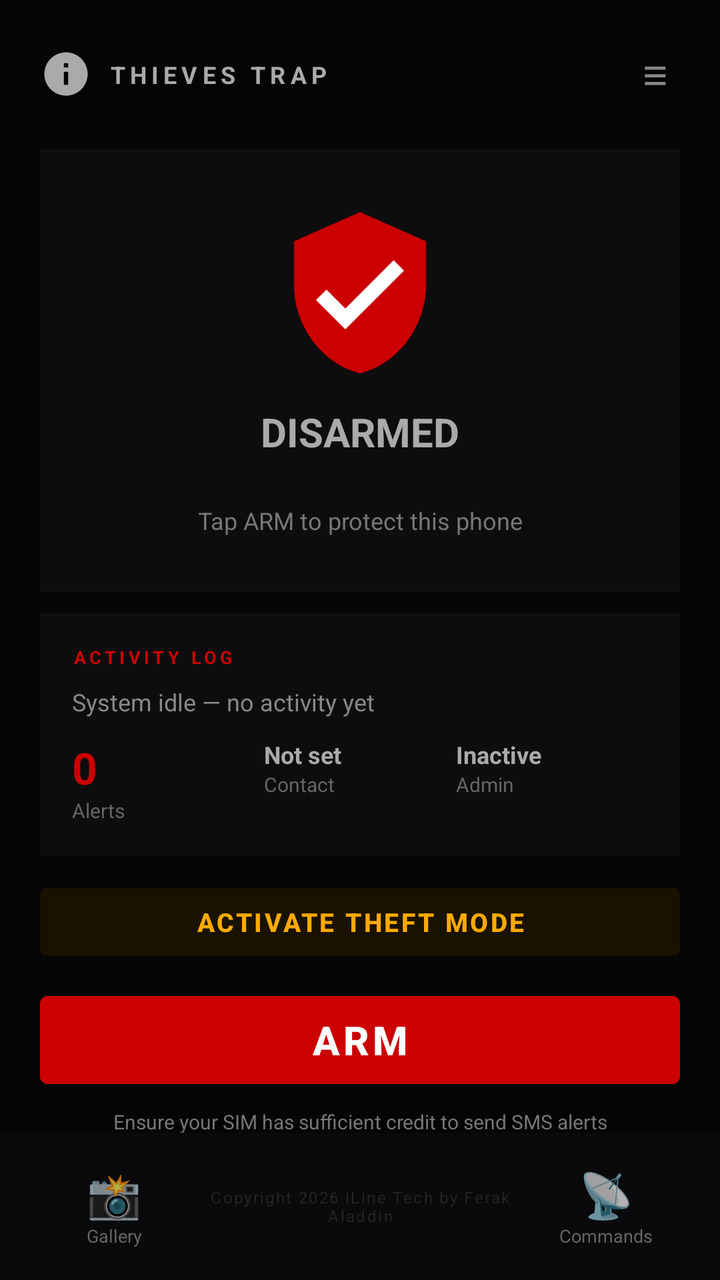
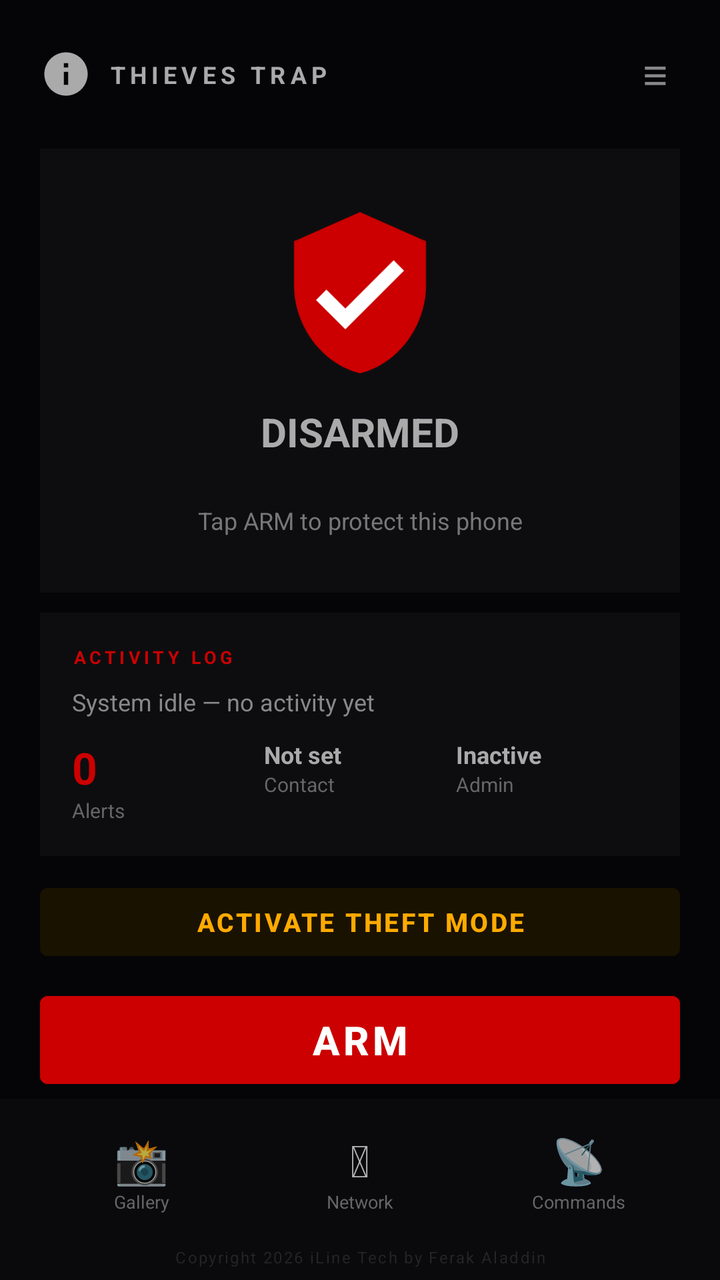

Screens rendered from an Android XML layout before and after an edit, with the pre-edit source and the edit as a unified diff.
<!-- AndroidManifest.xml: application theme Theme.ThievesTrap -->
<!-- res/layout/activity_main.xml -->
<?xml version="1.0" encoding="utf-8"?>
<androidx.drawerlayout.widget.DrawerLayout
    xmlns:android="http://schemas.android.com/apk/res/android"
    android:id="@+id/drawer_layout"
    android:layout_width="match_parent" android:layout_height="match_parent">

<LinearLayout android:layout_width="match_parent" android:layout_height="match_parent"
    android:orientation="vertical" android:background="#050508">

    <ScrollView android:layout_width="match_parent" android:layout_height="0dp"
        android:layout_weight="1" android:scrollbars="none">
        <LinearLayout android:layout_width="match_parent" android:layout_height="wrap_content"
            android:orientation="vertical" android:gravity="center_horizontal"
            android:paddingStart="20dp" android:paddingEnd="20dp"
            android:paddingTop="16dp" android:paddingBottom="8dp">

            
            <LinearLayout android:layout_width="match_parent" android:layout_height="wrap_content"
                android:orientation="horizontal" android:gravity="center_vertical"
                android:layout_marginBottom="16dp">
                <android.widget.ImageView android:id="@+id/btn_about"
                    android:layout_width="26dp" android:layout_height="26dp"
                    android:src="@drawable/ic_info" android:layout_marginEnd="8dp"
                    android:clickable="true"
                    android:foreground="?attr/selectableItemBackgroundBorderless"
                    android:contentDescription="About"/>
                <TextView android:text="THIEVES TRAP" android:layout_width="0dp"
                    android:layout_height="wrap_content" android:layout_weight="1"
                    android:textSize="12sp" android:textStyle="bold"
                    android:textColor="#AAAAAA" android:letterSpacing="0.2"/>
                <TextView android:id="@+id/tv_uptime" android:layout_width="wrap_content"
                    android:layout_height="wrap_content" android:text=""
                    android:textSize="11sp" android:textColor="#666666"
                    android:layout_marginEnd="8dp"/>
                <TextView android:id="@+id/btn_menu"
                    android:layout_width="wrap_content" android:layout_height="wrap_content"
                    android:text="&#8801;" android:textSize="22sp" android:textColor="#888888"
                    android:padding="6dp" android:clickable="true"
                    android:foreground="?attr/selectableItemBackgroundBorderless"/>
            </LinearLayout>

            
            <LinearLayout android:layout_width="match_parent" android:layout_height="wrap_content"
                android:orientation="vertical" android:gravity="center"
                android:background="#0D0D10" android:padding="28dp"
                android:layout_marginBottom="10dp">
                <ImageView android:id="@+id/iv_shield_main"
                    android:layout_width="88dp" android:layout_height="88dp"
                    android:src="@drawable/ic_shield" android:layout_marginBottom="12dp"/>
                <TextView android:id="@+id/tv_status" android:layout_width="wrap_content"
                    android:layout_height="wrap_content" android:text="@string/status_disarmed"
                    android:textSize="20sp" android:textStyle="bold" android:textColor="#AAAAAA"
                    android:layout_marginBottom="2dp"/>
                <TextView android:id="@+id/tv_sub_status"
                    android:layout_width="wrap_content" android:layout_height="wrap_content"
                    android:text="" android:textSize="11sp" android:textColor="#FF8C00"
                    android:letterSpacing="0.05" android:layout_marginBottom="6dp"/>
                <TextView android:id="@+id/tv_mode_desc" android:layout_width="match_parent"
                    android:layout_height="wrap_content" android:text="@string/tap_to_arm"
                    android:textSize="12sp" android:textColor="#777777" android:gravity="center"/>
            </LinearLayout>

            
            <LinearLayout android:layout_width="match_parent" android:layout_height="wrap_content"
                android:orientation="vertical" android:background="#0D0D10"
                android:padding="16dp" android:layout_marginBottom="10dp">
                <TextView android:text="@string/activity_log" android:layout_width="wrap_content"
                    android:layout_height="wrap_content" android:textSize="9sp"
                    android:textColor="#CC0000" android:textStyle="bold"
                    android:letterSpacing="0.2" android:layout_marginBottom="8dp"/>
                <TextView android:id="@+id/tv_activity_log" android:layout_width="match_parent"
                    android:layout_height="wrap_content" android:text="@string/system_idle"
                    android:textSize="12sp" android:textColor="#888888"
                    android:layout_marginBottom="10dp"/>
                <LinearLayout android:layout_width="match_parent" android:layout_height="wrap_content"
                    android:orientation="horizontal">
                    <LinearLayout android:layout_width="0dp" android:layout_height="wrap_content"
                        android:layout_weight="1" android:orientation="vertical">
                        <TextView android:id="@+id/tv_alert_count" android:layout_width="wrap_content"
                            android:layout_height="wrap_content" android:text="0"
                            android:textSize="22sp" android:textColor="#CC0000" android:textStyle="bold"/>
                        <TextView android:text="@string/stat_alerts" android:layout_width="wrap_content"
                            android:layout_height="wrap_content" android:textSize="10sp"
                            android:textColor="#666666"/>
                    </LinearLayout>
                    <LinearLayout android:layout_width="0dp" android:layout_height="wrap_content"
                        android:layout_weight="1" android:orientation="vertical">
                        <TextView android:id="@+id/tv_contact_log" android:layout_width="wrap_content"
                            android:layout_height="wrap_content" android:text="@string/not_set"
                            android:textSize="12sp" android:textColor="#AAAAAA" android:textStyle="bold"
                            android:maxLines="1" android:ellipsize="end"/>
                        <TextView android:text="@string/stat_contact" android:layout_width="wrap_content"
                            android:layout_height="wrap_content" android:textSize="10sp"
                            android:textColor="#666666"/>
                    </LinearLayout>
                    <LinearLayout android:layout_width="0dp" android:layout_height="wrap_content"
                        android:layout_weight="1" android:orientation="vertical">
                        <TextView android:id="@+id/tv_admin_log" android:layout_width="wrap_content"
                            android:layout_height="wrap_content" android:text="@string/stat_inactive"
                            android:textSize="12sp" android:textColor="#AAAAAA" android:textStyle="bold"/>
                        <TextView android:text="@string/stat_admin" android:layout_width="wrap_content"
                            android:layout_height="wrap_content" android:textSize="10sp"
                            android:textColor="#666666"/>
                    </LinearLayout>
                </LinearLayout>
            </LinearLayout>

            
            <Button android:id="@+id/btn_theft_mode" android:layout_width="match_parent"
                android:layout_height="46dp" android:text="@string/activate_theft"
                android:textSize="13sp" android:textStyle="bold"
                android:backgroundTint="#1A1200" android:textColor="#FFAA00"
                android:layout_marginBottom="8dp"/>

            
            <Button android:id="@+id/btn_arm" android:layout_width="match_parent"
                android:layout_height="56dp" android:text="@string/arm"
                android:textSize="20sp" android:textStyle="bold"
                android:backgroundTint="#CC0000" android:textColor="#FFFFFF"
                android:layout_marginBottom="6dp"/>

            <TextView android:layout_width="match_parent" android:layout_height="wrap_content"
                android:text="@string/sms_credit_warning"
                android:textSize="10sp" android:textColor="#777777"
                android:gravity="center" android:layout_marginBottom="12dp"/>

            
            <Button android:id="@+id/btn_premium" android:layout_width="match_parent"
                android:layout_height="50dp" android:text="@string/unlock_full"
                android:textSize="14sp" android:textStyle="bold"
                android:backgroundTint="#1A1300" android:textColor="#FFD700"
                android:layout_marginBottom="4dp"/>

        </LinearLayout>
    </ScrollView>

    
    <LinearLayout android:layout_width="match_parent" android:layout_height="wrap_content"
        android:orientation="horizontal" android:gravity="center_vertical"
        android:background="#0A0A0D" android:paddingStart="16dp" android:paddingEnd="16dp"
        android:paddingTop="10dp" android:paddingBottom="10dp">

        <LinearLayout android:id="@+id/btn_selfies"
            android:layout_width="0dp" android:layout_height="wrap_content"
            android:layout_weight="1" android:orientation="vertical" android:gravity="center"
            android:clickable="true" android:foreground="?attr/selectableItemBackground"
            android:padding="6dp">
            <TextView android:text="📸" android:layout_width="wrap_content"
                android:layout_height="wrap_content" android:textSize="22sp" android:gravity="center"/>
            <TextView android:text="@string/gallery" android:layout_width="wrap_content"
                android:layout_height="wrap_content" android:textSize="9sp"
                android:textColor="#666666" android:gravity="center"/>
        </LinearLayout>

        <TextView android:layout_width="0dp" android:layout_height="wrap_content"
            android:layout_weight="2" android:gravity="center"
            android:text="@string/copyright_text" android:textSize="8sp"
            android:textColor="#252525" android:letterSpacing="0.1"/>

        <LinearLayout android:id="@+id/btn_remote_guide_icon"
            android:layout_width="0dp" android:layout_height="wrap_content"
            android:layout_weight="1" android:orientation="vertical" android:gravity="center"
            android:clickable="true" android:foreground="?attr/selectableItemBackground"
            android:padding="6dp">
            <TextView android:text="📡" android:layout_width="wrap_content"
                android:layout_height="wrap_content" android:textSize="22sp" android:gravity="center"/>
            <TextView android:text="@string/commands" android:layout_width="wrap_content"
                android:layout_height="wrap_content" android:textSize="9sp"
                android:textColor="#666666" android:gravity="center"/>
        </LinearLayout>

    </LinearLayout>

</LinearLayout>


<LinearLayout
    android:id="@+id/nav_drawer"
    android:layout_width="280dp"
    android:layout_height="match_parent"
    android:layout_gravity="end"
    android:orientation="vertical"
    android:background="#0A0A0D"
    android:paddingTop="48dp">

    <TextView android:text="THIEVES TRAP"
        android:layout_width="match_parent" android:layout_height="wrap_content"
        android:textSize="13sp" android:textStyle="bold" android:textColor="#AAAAAA"
        android:letterSpacing="0.2" android:paddingStart="24dp" android:paddingBottom="6dp"/>
    <TextView android:text="@string/copyright_text"
        android:layout_width="match_parent" android:layout_height="wrap_content"
        android:textSize="9sp" android:textColor="#333333"
        android:paddingStart="24dp" android:paddingBottom="20dp"/>

    <View android:layout_width="match_parent" android:layout_height="1dp"
        android:background="#1A1A1A" android:layout_marginBottom="8dp"/>

    
    <LinearLayout android:id="@+id/nav_settings"
        android:layout_width="match_parent" android:layout_height="52dp"
        android:orientation="horizontal" android:gravity="center_vertical"
        android:paddingStart="24dp" android:paddingEnd="16dp"
        android:clickable="true" android:foreground="?attr/selectableItemBackground">
        <TextView android:text="&#9881;" android:layout_width="32dp"
            android:layout_height="wrap_content" android:textSize="18sp" android:textColor="#AAAAAA"/>
        <TextView android:text="@string/nav_settings" android:layout_width="0dp"
            android:layout_height="wrap_content" android:layout_weight="1"
            android:textSize="14sp" android:textColor="#DDDDDD"/>
    </LinearLayout>

    <LinearLayout android:id="@+id/nav_premium"
        android:layout_width="match_parent" android:layout_height="52dp"
        android:orientation="horizontal" android:gravity="center_vertical"
        android:paddingStart="24dp" android:paddingEnd="16dp"
        android:clickable="true" android:foreground="?attr/selectableItemBackground">
        <TextView android:text="&#128081;" android:layout_width="32dp"
            android:layout_height="wrap_content" android:textSize="18sp"/>
        <TextView android:text="@string/nav_premium" android:layout_width="0dp"
            android:layout_height="wrap_content" android:layout_weight="1"
            android:textSize="14sp" android:textColor="#FFD700"/>
    </LinearLayout>

    
    <View android:layout_width="match_parent" android:layout_height="1dp"
        android:background="#1A1A1A" android:layout_marginTop="8dp" android:layout_marginBottom="4dp"/>
    <TextView android:text="@string/security_app"
        android:layout_width="match_parent" android:layout_height="wrap_content"
        android:textSize="9sp" android:textColor="#CC0000" android:textStyle="bold"
        android:letterSpacing="0.2" android:paddingStart="24dp" android:paddingBottom="4dp"/>

    <LinearLayout android:id="@+id/nav_fingerprint"
        android:layout_width="match_parent" android:layout_height="52dp"
        android:orientation="horizontal" android:gravity="center_vertical"
        android:paddingStart="24dp" android:paddingEnd="16dp"
        android:clickable="true" android:foreground="?attr/selectableItemBackground">
        <TextView android:text="&#128274;" android:layout_width="32dp"
            android:layout_height="wrap_content" android:textSize="16sp" android:textColor="#AAAAAA"/>
        <TextView android:text="@string/fingerprint_unlock" android:layout_width="0dp"
            android:layout_height="wrap_content" android:layout_weight="1"
            android:textSize="14sp" android:textColor="#DDDDDD"/>
        <Switch android:id="@+id/sw_biometric_drawer"
            android:layout_width="wrap_content" android:layout_height="wrap_content"/>
    </LinearLayout>

    <LinearLayout android:id="@+id/nav_change_pin"
        android:layout_width="match_parent" android:layout_height="52dp"
        android:orientation="horizontal" android:gravity="center_vertical"
        android:paddingStart="24dp" android:paddingEnd="16dp"
        android:clickable="true" android:foreground="?attr/selectableItemBackground">
        <TextView android:text="&#128273;" android:layout_width="32dp"
            android:layout_height="wrap_content" android:textSize="16sp" android:textColor="#AAAAAA"/>
        <TextView android:text="@string/change_pin_nav" android:layout_width="0dp"
            android:layout_height="wrap_content" android:layout_weight="1"
            android:textSize="14sp" android:textColor="#DDDDDD"/>
    </LinearLayout>

    <View android:layout_width="match_parent" android:layout_height="1dp"
        android:background="#1A1A1A" android:layout_marginTop="4dp" android:layout_marginBottom="4dp"/>

    
    <TextView android:text="PERSONAL SAFETY"
        android:layout_width="match_parent" android:layout_height="wrap_content"
        android:textSize="9sp" android:textColor="#CC0000" android:textStyle="bold"
        android:paddingStart="24dp" android:paddingEnd="16dp"
        android:paddingTop="10dp" android:paddingBottom="6dp"/>

    
    <LinearLayout android:layout_width="match_parent" android:layout_height="wrap_content"
        android:orientation="horizontal" android:gravity="center_vertical"
        android:paddingStart="24dp" android:paddingEnd="16dp"
        android:paddingTop="4dp" android:paddingBottom="4dp">
        <LinearLayout android:layout_width="0dp" android:layout_height="wrap_content"
            android:layout_weight="1" android:orientation="vertical">
            <LinearLayout android:layout_width="wrap_content" android:layout_height="wrap_content"
                android:orientation="horizontal" android:gravity="center_vertical">
                <TextView android:text="Survival Timer"
                    android:layout_width="wrap_content" android:layout_height="wrap_content"
                    android:textSize="13sp" android:textColor="#FFFFFF" android:textStyle="bold"/>
                <TextView android:id="@+id/nav_survival_info" android:text=" &#8505;&#65039;"
                    android:layout_width="wrap_content" android:layout_height="wrap_content"
                    android:textSize="14sp" android:paddingStart="6dp" android:clickable="true"
                    android:foreground="?attr/selectableItemBackgroundBorderless"/>
            </LinearLayout>
            <TextView android:id="@+id/tv_survival_status" android:text="Off"
                android:layout_width="wrap_content" android:layout_height="wrap_content"
                android:textSize="10sp" android:textColor="#555555"/>
        </LinearLayout>
        <Switch android:id="@+id/sw_survival_timer"
            android:layout_width="wrap_content" android:layout_height="wrap_content"/>
    </LinearLayout>

    
    <LinearLayout android:id="@+id/survival_options_panel"
        android:layout_width="match_parent" android:layout_height="wrap_content"
        android:orientation="vertical" android:visibility="gone">

        <LinearLayout android:id="@+id/nav_survival_duration"
            android:layout_width="match_parent" android:layout_height="44dp"
            android:orientation="horizontal" android:gravity="center_vertical"
            android:paddingStart="32dp" android:paddingEnd="16dp"
            android:clickable="true" android:foreground="?attr/selectableItemBackground">
            <TextView android:text="&#9203; Set Duration"
                android:layout_width="0dp" android:layout_height="wrap_content"
                android:layout_weight="1" android:textSize="12sp" android:textColor="#AAAAAA"/>
        </LinearLayout>

        <LinearLayout android:id="@+id/nav_survival_recipient"
            android:layout_width="match_parent" android:layout_height="44dp"
            android:orientation="horizontal" android:gravity="center_vertical"
            android:paddingStart="32dp" android:paddingEnd="16dp"
            android:clickable="true" android:foreground="?attr/selectableItemBackground">
            <TextView android:text="&#128222; Emergency Recipient"
                android:layout_width="0dp" android:layout_height="wrap_content"
                android:layout_weight="1" android:textSize="12sp" android:textColor="#AAAAAA"/>
        </LinearLayout>

    </LinearLayout>

    
    <View android:layout_width="match_parent" android:layout_height="1dp"
        android:background="#1A1A1A" android:layout_marginTop="6dp" android:layout_marginBottom="6dp"/>

    
    <LinearLayout android:layout_width="match_parent" android:layout_height="wrap_content"
        android:orientation="horizontal" android:gravity="center_vertical"
        android:paddingStart="24dp" android:paddingEnd="16dp"
        android:paddingTop="6dp" android:paddingBottom="2dp">
        <LinearLayout android:layout_width="0dp" android:layout_height="wrap_content"
            android:layout_weight="1" android:orientation="vertical">

            
            <LinearLayout android:layout_width="wrap_content" android:layout_height="wrap_content"
                android:orientation="horizontal" android:gravity="center_vertical">
                <TextView android:text="&#128368;"
                    android:layout_width="wrap_content" android:layout_height="wrap_content"
                    android:textSize="14sp" android:layout_marginEnd="6dp"/>
                <TextView android:text="Watch Tether"
                    android:layout_width="wrap_content" android:layout_height="wrap_content"
                    android:textSize="13sp" android:textColor="#FFFFFF" android:textStyle="bold"/>
                
                <TextView android:id="@+id/nav_watch_tether_info"
                    android:layout_width="wrap_content" android:layout_height="wrap_content"
                    android:text=" &#8505;&#65039;"
                    android:textSize="14sp" android:paddingStart="6dp"
                    android:clickable="true"
                    android:foreground="?attr/selectableItemBackgroundBorderless"
                    android:contentDescription="Watch Tether Info"/>
            </LinearLayout>

            <TextView android:id="@+id/tv_watch_tether_status"
                android:layout_width="wrap_content" android:layout_height="wrap_content"
                android:text="Off — Bluetooth monitoring inactive"
                android:textSize="10sp" android:textColor="#444444" android:layout_marginTop="2dp"/>
        </LinearLayout>
        
        <Switch android:id="@+id/sw_watch_tether"
            android:layout_width="wrap_content" android:layout_height="wrap_content"/>
    </LinearLayout>

    
    <TextView android:id="@+id/tv_watch_tether_hint"
        android:layout_width="match_parent" android:layout_height="wrap_content"
        android:text="Pair watch via Bluetooth. If disconnected: phone locks + 5-min SMS countdown."
        android:textSize="9sp" android:textColor="#333333"
        android:paddingStart="24dp" android:paddingEnd="16dp"
        android:paddingBottom="8dp" android:lineSpacingMultiplier="1.3"/>

    
    <View android:layout_width="match_parent" android:layout_height="1dp"
        android:background="#1A1A1A" android:layout_marginTop="6dp" android:layout_marginBottom="6dp"/>

    <LinearLayout android:id="@+id/nav_check_update"
        android:layout_width="match_parent" android:layout_height="52dp"
        android:orientation="horizontal" android:gravity="center_vertical"
        android:paddingStart="24dp" android:paddingEnd="16dp"
        android:clickable="true" android:foreground="?attr/selectableItemBackground">
        <TextView android:text="&#128260;"
            android:layout_width="32dp" android:layout_height="wrap_content"
            android:textSize="18sp" android:layout_marginEnd="2dp"/>
        <TextView android:text="Check for Update"
            android:layout_width="0dp" android:layout_height="wrap_content"
            android:layout_weight="1"
            android:textSize="14sp" android:textStyle="bold"
            android:textColor="#FF1A1A"/>
    </LinearLayout>

    <View android:layout_width="match_parent" android:layout_height="1dp"
        android:background="#1A1A1A" android:layout_marginTop="4dp" android:layout_marginBottom="4dp"/>

    
    <View android:layout_width="match_parent" android:layout_height="0dp"
        android:layout_weight="1"/>

    
    <LinearLayout android:id="@+id/nav_language"
        android:layout_width="match_parent" android:layout_height="48dp"
        android:orientation="horizontal" android:gravity="center_vertical"
        android:paddingStart="24dp" android:paddingEnd="24dp" android:paddingBottom="4dp"
        android:clickable="true" android:foreground="?attr/selectableItemBackground">
        <TextView android:text="&#127760;"
            android:layout_width="wrap_content" android:layout_height="wrap_content"
            android:textSize="20sp" android:textColor="#444444" android:layout_marginEnd="10dp"/>
        <TextView android:text="@string/language_nav"
            android:layout_width="0dp" android:layout_height="wrap_content" android:layout_weight="1"
            android:textSize="12sp" android:textColor="#444444"/>
    </LinearLayout>

</LinearLayout>

</androidx.drawerlayout.widget.DrawerLayout>
<!-- resources referenced by this layout -->
<resources>
  <!-- drawable ic_info (drawable) -->
  <?xml version="1.0" encoding="utf-8"?>
  <vector xmlns:android="http://schemas.android.com/apk/res/android"
      android:width="24dp" android:height="24dp"
      android:viewportWidth="24" android:viewportHeight="24">
      <path android:fillColor="#AAAAAA"
          android:pathData="M12,2C6.48,2 2,6.48 2,12s4.48,10 10,10 10,-4.48 10,-10S17.52,2 12,2z
          M13,17h-2v-6h2v6z M13,9h-2V7h2v2z"/>
  </vector>
  <!-- drawable ic_shield (drawable) -->
  <?xml version="1.0" encoding="utf-8"?>
  <vector xmlns:android="http://schemas.android.com/apk/res/android"
      android:width="80dp" android:height="80dp"
      android:viewportWidth="24" android:viewportHeight="24">
      <path android:fillColor="#CC0000"
          android:pathData="M12,1L3,5v6c0,5.55 3.84,10.74 9,12 5.16,-1.26 9,-6.45 9,-12V5z"/>
      <path android:fillColor="#FFFFFF"
          android:pathData="M10,17l-4,-4 1.41,-1.41L10,14.17l6.59,-6.59L18,9z"/>
  </vector>
  <string name="activate_theft">ACTIVATE THEFT MODE</string>
  <string name="activity_log">ACTIVITY LOG</string>
  <string name="arm">ARM</string>
  <string name="change_pin_nav">Change PIN</string>
  <string name="commands">Commands</string>
  <string name="copyright_text">Copyright 2026 iLine Tech by Ferak Aladdin</string>
  <string name="fingerprint_unlock">Fingerprint Unlock</string>
  <string name="gallery">Gallery</string>
  <string name="language_nav">Language</string>
  <string name="nav_premium">Full Protection</string>
  <string name="nav_settings">Settings</string>
  <string name="not_set">Not set</string>
  <string name="security_app">SECURITY APP</string>
  <string name="sms_credit_warning">Ensure your SIM has sufficient credit to send SMS alerts</string>
  <string name="stat_admin">Admin</string>
  <string name="stat_alerts">Alerts</string>
  <string name="stat_contact">Contact</string>
  <string name="stat_inactive">Inactive</string>
  <string name="status_disarmed">DISARMED</string>
  <string name="system_idle">System idle — no activity yet</string>
  <string name="tap_to_arm">Tap ARM to protect this phone</string>
  <string name="unlock_full">UNLOCK FULL PROTECTION</string>
  <style name="Theme.ThievesTrap" parent="Theme.MaterialComponents.NoActionBar">
          <item name="colorPrimary">#CC0000</item>
          <item name="colorPrimaryVariant">#990000</item>
          <item name="colorOnPrimary">#FFFFFF</item>
          <item name="android:windowBackground">#050508</item>
          <item name="android:statusBarColor">#050508</item>
          <item name="android:navigationBarColor">#050508</item>
      </style>
</resources>

<!-- the commit's change to res/layout/activity_main.xml (unified diff, before → after) -->
@@ -152,10 +152,17 @@
                 android:textColor="#666666" android:gravity="center"/>
         </LinearLayout>
 
-        <TextView android:layout_width="0dp" android:layout_height="wrap_content"
-            android:layout_weight="2" android:gravity="center"
-            android:text="@string/copyright_text" android:textSize="8sp"
-            android:textColor="#252525" android:letterSpacing="0.1"/>
+        <LinearLayout android:id="@+id/btn_family_network"
+            android:layout_width="0dp" android:layout_height="wrap_content"
+            android:layout_weight="1" android:orientation="vertical" android:gravity="center"
+            android:clickable="true" android:foreground="?attr/selectableItemBackground"
+            android:padding="6dp">
+            <TextView android:text="&#128205;" android:layout_width="wrap_content"
+                android:layout_height="wrap_content" android:textSize="22sp" android:gravity="center"/>
+            <TextView android:text="@string/network" android:layout_width="wrap_content"
+                android:layout_height="wrap_content" android:textSize="9sp"
+                android:textColor="#666666" android:gravity="center"/>
+        </LinearLayout>
 
         <LinearLayout android:id="@+id/btn_remote_guide_icon"
             android:layout_width="0dp" android:layout_height="wrap_content"
@@ -171,6 +178,12 @@
 
     </LinearLayout>
 
+    <TextView android:layout_width="match_parent" android:layout_height="wrap_content"
+        android:gravity="center" android:background="#0A0A0D"
+        android:text="@string/copyright_text" android:textSize="8sp"
+        android:textColor="#252525" android:letterSpacing="0.1"
+        android:paddingBottom="6dp"/>
+
 </LinearLayout>
 
 
<!-- resource entries referenced after the edit -->
@@ -30,6 +30,7 @@
   <string name="language_nav">Language</string>
   <string name="nav_premium">Full Protection</string>
   <string name="nav_settings">Settings</string>
+  <string name="network">Network</string>
   <string name="not_set">Not set</string>
   <string name="security_app">SECURITY APP</string>
   <string name="sms_credit_warning">Ensure your SIM has sufficient credit to send SMS alerts</string>
